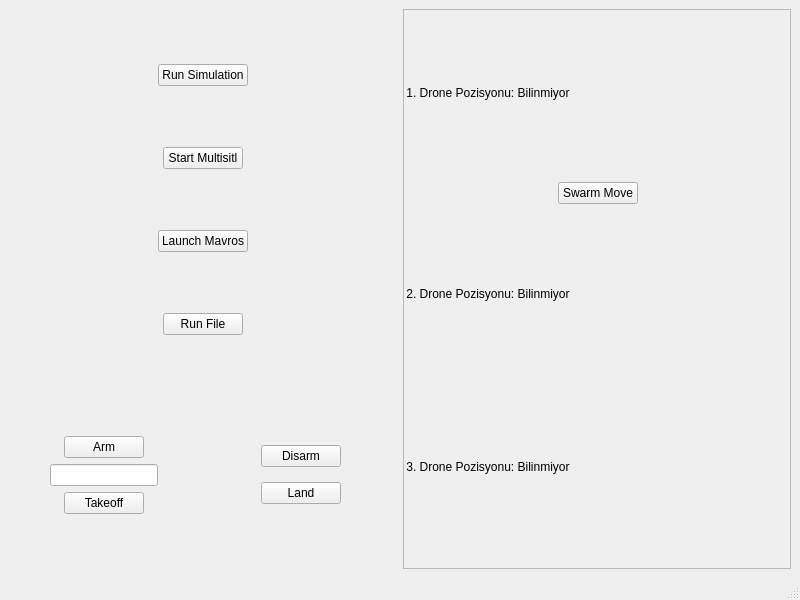
Before: the Qt Designer form gazebo simulation gui/designer.ui in hltdal/Gazebo-mavlink, drawn with Qt 5.
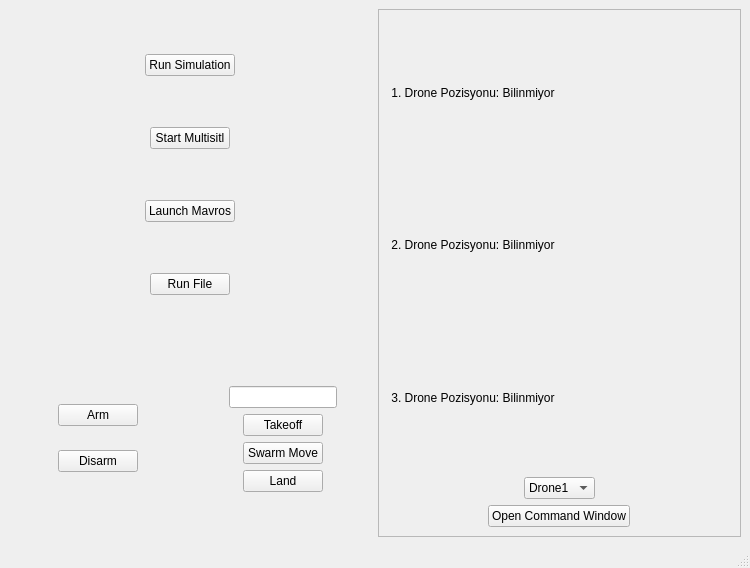
After: the same form once the commit is applied.

Commit message: Refactor GUI code for drone control interface

```diff
--- a/gazebo simulation gui/designer.ui
+++ b/gazebo simulation gui/designer.ui
@@ -6,8 +6,8 @@
    <rect>
     <x>0</x>
     <y>0</y>
-    <width>800</width>
-    <height>600</height>
+    <width>750</width>
+    <height>568</height>
    </rect>
   </property>
   <property name="windowTitle">
@@ -73,6 +73,17 @@
            </widget>
           </item>
           <item alignment="Qt::AlignHCenter">
+           <widget class="QPushButton" name="disarm_button">
+            <property name="text">
+             <string>Disarm</string>
+            </property>
+           </widget>
+          </item>
+         </layout>
+        </item>
+        <item>
+         <layout class="QVBoxLayout" name="verticalLayout_6">
+          <item alignment="Qt::AlignHCenter">
            <widget class="QLineEdit" name="takeoff_lineEdit"/>
           </item>
           <item alignment="Qt::AlignHCenter">
@@ -82,14 +93,10 @@
             </property>
            </widget>
           </item>
-         </layout>
-        </item>
-        <item>
-         <layout class="QVBoxLayout" name="verticalLayout_6">
           <item alignment="Qt::AlignHCenter">
-           <widget class="QPushButton" name="disarm_button">
+           <widget class="QPushButton" name="swarm_move_button">
             <property name="text">
-             <string>Disarm</string>
+             <string>Swarm Move</string>
             </property>
            </widget>
           </item>
@@ -114,15 +121,8 @@
       <property name="frameShadow">
        <enum>QFrame::Raised</enum>
       </property>
-      <widget class="QWidget" name="verticalLayoutWidget_2">
-       <property name="geometry">
-        <rect>
-         <x>0</x>
-         <y>0</y>
-         <width>391</width>
-         <height>541</height>
-        </rect>
-       </property>
+      <layout class="QVBoxLayout" name="verticalLayout_3">
+       <item>
        <layout class="QVBoxLayout" name="verticalLayout_2">
         <item>
          <widget class="QLabel" name="drone1_position_label">
@@ -131,13 +131,6 @@
           </property>
          </widget>
         </item>
-        <item alignment="Qt::AlignHCenter">
-         <widget class="QPushButton" name="swarm_move_button">
-          <property name="text">
-           <string>Swarm Move</string>
-          </property>
-         </widget>
-        </item>
         <item>
          <widget class="QLabel" name="drone2_position_label">
           <property name="text">
@@ -153,7 +146,38 @@
          </widget>
         </item>
        </layout>
-      </widget>
+       </item>
+       <item>
+        <layout class="QVBoxLayout" name="verticalLayout_4">
+         <item alignment="Qt::AlignHCenter">
+          <widget class="QComboBox" name="comboBox">
+           <item>
+            <property name="text">
+             <string>Drone1</string>
+            </property>
+           </item>
+           <item>
+            <property name="text">
+             <string>Drone2</string>
+            </property>
+           </item>
+           <item>
+            <property name="text">
+             <string>Drone3</string>
+            </property>
+           </item>
+          </widget>
+         </item>
+         <item alignment="Qt::AlignHCenter">
+          <widget class="QPushButton" name="command_window_button">
+           <property name="text">
+            <string>Open Command Window</string>
+           </property>
+          </widget>
+         </item>
+        </layout>
+       </item>
+      </layout>
      </widget>
     </item>
    </layout>
```
Left out of the diff: 2 changed lines with no effect on the pictures. Lines whose indentation alone changed are shown as unchanged. The commit also changes 2 other files.
